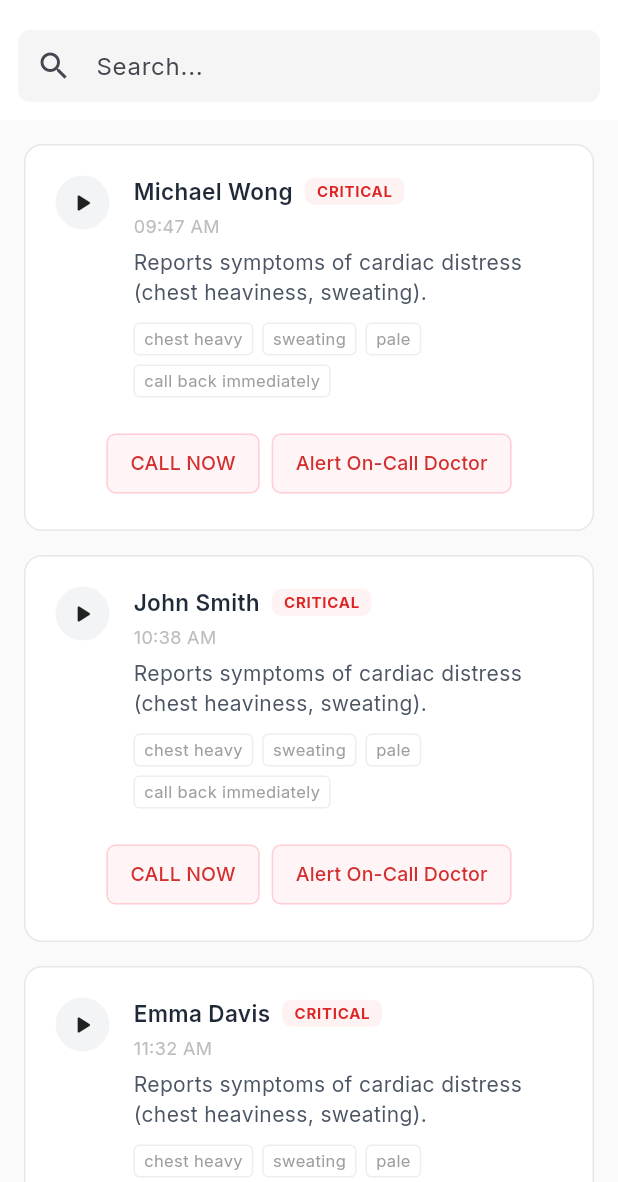
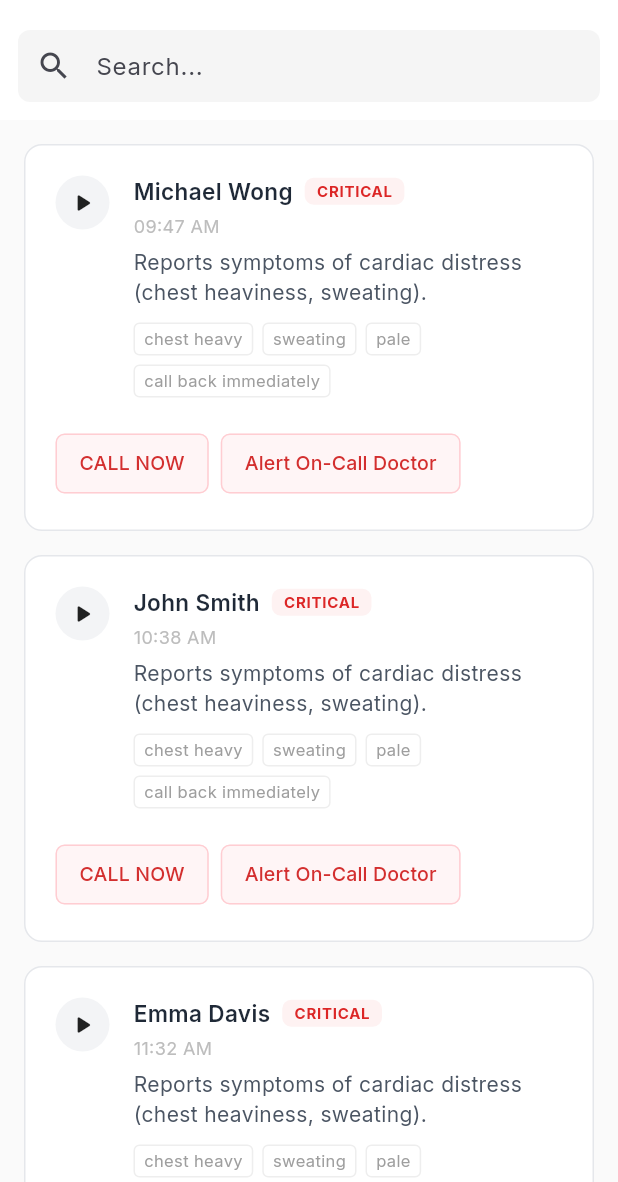
Before and after one commit to hasibullah1811/heidi-triage-challange, a Flutter app: the screen it shows after launch, on a phone screen of 412 x 824 dp, the part 54-1236 px from its top. Run offline on Flutter 3.47's test engine with Material 3 defaults, Android fonts, the phone set to English and light mode, and no system bars; our stand-ins replace google_fonts.

Commit message:
ui: clean

```diff
--- a/lib/main.dart
+++ b/lib/main.dart
@@ -595,6 +595,7 @@ class _VoicemailCardState extends State<VoicemailCard> {
         border: Border.all(color: const Color(0xFFE5E7EB)),
       ),
       child: Column(
+        crossAxisAlignment: CrossAxisAlignment.start,
         children: [
           InkWell(
             onTap: () => setState(() => isExpanded = !isExpanded),
@@ -625,7 +626,6 @@ class _VoicemailCardState extends State<VoicemailCard> {
                     child: Column(
                       crossAxisAlignment: CrossAxisAlignment.start,
                       children: [
-                        // --- FIX STARTED HERE ---
                         // We use a Row to separate (Name+Badge) from (Time)
                         Row(
                           crossAxisAlignment: CrossAxisAlignment.start,
@@ -744,7 +744,12 @@ class _VoicemailCardState extends State<VoicemailCard> {
           // ACTIONS (Using Wrap for Mobile Safety)
           if (widget.vm.suggestedActions.isNotEmpty)
             Padding(
-              padding: EdgeInsets.fromLTRB(widget.isMobile ? 20 : 0, 0, 20, 20),
+              padding: EdgeInsets.fromLTRB(
+                widget.isMobile ? 20 : 20,
+                0,
+                20,
+                20,
+              ),
               child: Wrap(
                 runAlignment: WrapAlignment.start,
                 spacing: 8,
```
